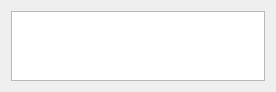
This is widgets/note.ui in GLTron3000/IHM_Photos as Qt 5 draws it before an edit. The edited form follows.
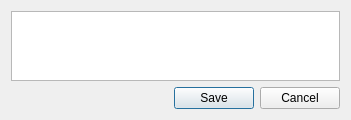
This is the edited form.

Commit message: note widget bientôt fixé

Patch:
```diff
--- a/widgets/note.ui
+++ b/widgets/note.ui
@@ -6,7 +6,7 @@
    <rect>
     <x>0</x>
     <y>0</y>
-    <width>276</width>
+    <width>351</width>
     <height>88</height>
    </rect>
   </property>
@@ -15,7 +15,39 @@
   </property>
   <layout class="QGridLayout" name="gridLayout">
    <item row="0" column="0">
-    <widget class="QTableWidget" name="note"/>
+    <widget class="QTableWidget" name="note">
+     <property name="verticalScrollBarPolicy">
+      <enum>Qt::ScrollBarAlwaysOff</enum>
+     </property>
+     <property name="horizontalScrollBarPolicy">
+      <enum>Qt::ScrollBarAlwaysOff</enum>
+     </property>
+     <property name="sizeAdjustPolicy">
+      <enum>QAbstractScrollArea::AdjustToContents</enum>
+     </property>
+     <property name="autoScroll">
+      <bool>false</bool>
+     </property>
+     <property name="rowCount">
+      <number>0</number>
+     </property>
+     <property name="columnCount">
+      <number>0</number>
+     </property>
+     <attribute name="horizontalHeaderHighlightSections">
+      <bool>true</bool>
+     </attribute>
+    </widget>
+   </item>
+   <item row="1" column="0">
+    <widget class="QDialogButtonBox" name="buttonBox">
+     <property name="orientation">
+      <enum>Qt::Horizontal</enum>
+     </property>
+     <property name="standardButtons">
+      <set>QDialogButtonBox::Cancel|QDialogButtonBox::Save</set>
+     </property>
+    </widget>
    </item>
   </layout>
  </widget>
```
The commit also changes 11 other files.
